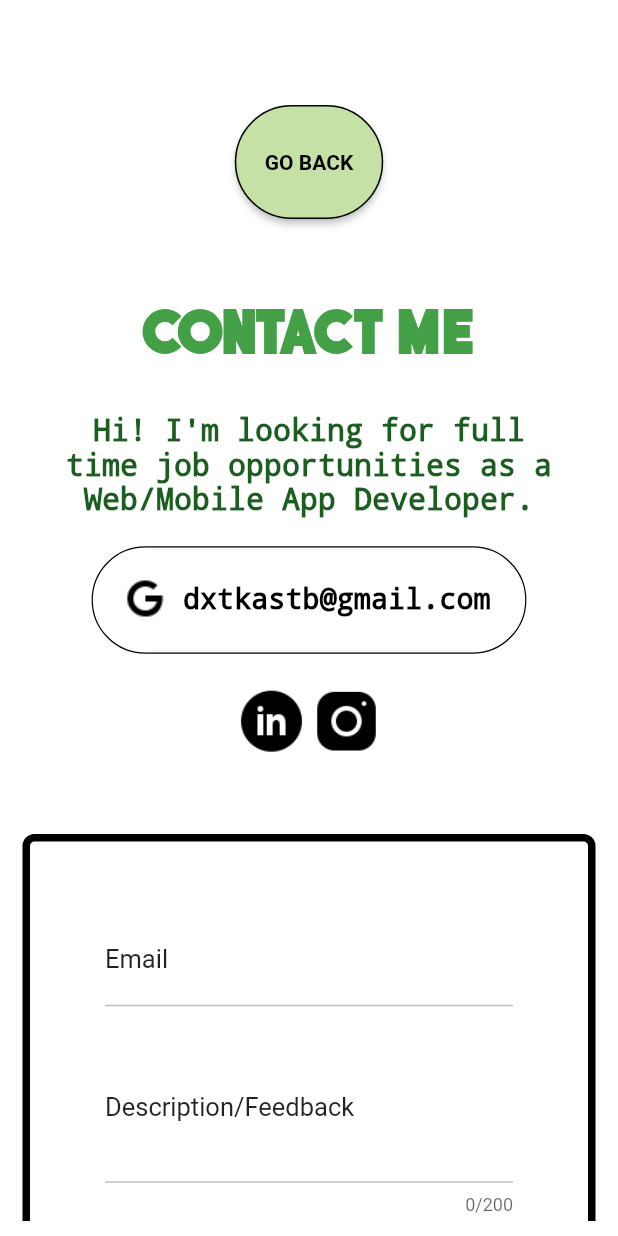
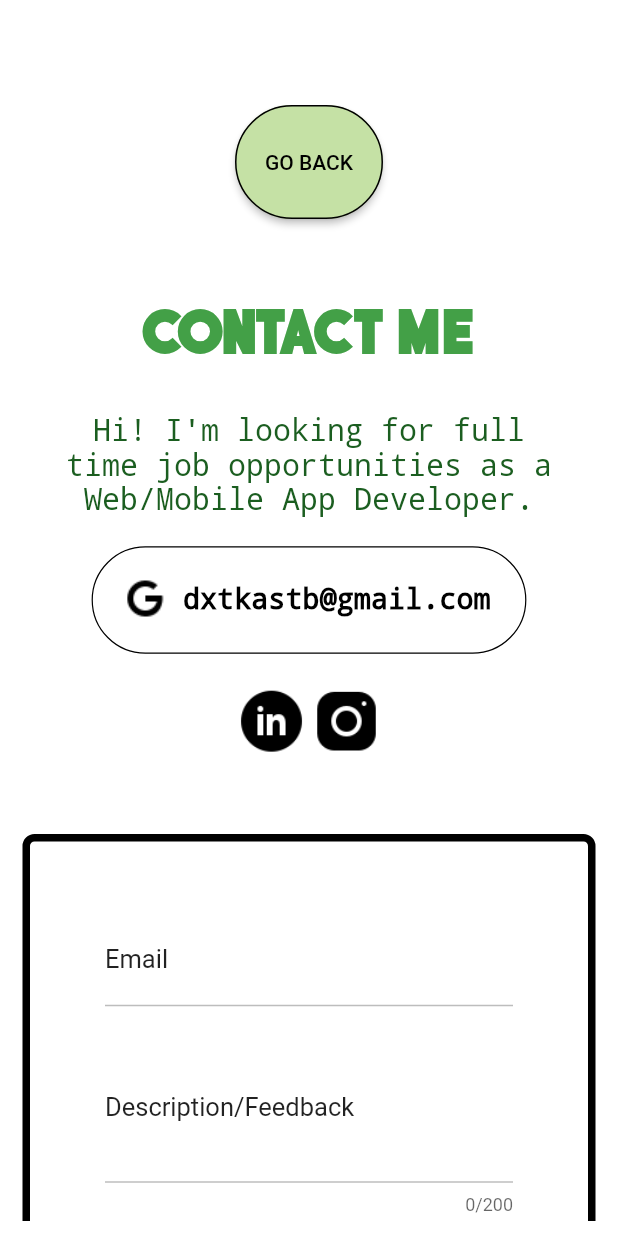
Before and after one commit to DXTkastb/portfolio, a Flutter app: the ContactScreen screen opened by its route, on a phone screen of 412 x 824 dp. Run offline on Flutter 3.47's test engine with Material 2 defaults, Android fonts, the phone set to English and light mode, and no system bars; our stand-ins replace email_validator, youtube_player_iframe; missing offline and left inert: universal_html.

Commit message:
updated global ui/text

```diff
--- a/lib/buttons/bar_buttons.dart
+++ b/lib/buttons/bar_buttons.dart
@@ -34,7 +34,7 @@ class BarButtons extends StatelessWidget {
         child: Text(
           insideText,
           style:
-              const TextStyle(fontWeight: FontWeight.bold, color: Colors.black,fontSize: 14),
+              const TextStyle(fontStyle: FontStyle.normal, color: Colors.black,fontSize: 14),
         ));
   }
 }
@@ -53,10 +53,10 @@ class BarButtons2 extends StatelessWidget {
     return ElevatedButton(
         onPressed: onpressed,
         style: ButtonStyle(
-            backgroundColor: MaterialStateProperty.resolveWith((states) => Colors.teal.shade300),
+            backgroundColor: MaterialStateProperty.all(Colors.teal.shade300),
             // const Color.fromRGBO(85, 132, 172, 1.0)),
-            padding: MaterialStateProperty.resolveWith((states) =>
-            const EdgeInsets.all(30)),
+            padding: MaterialStateProperty.all( const EdgeInsets.all(30))
+           ,
             shape: MaterialStateProperty.resolveWith((states) =>
                 RoundedRectangleBorder(
                     borderRadius: BorderRadius.circular(55),
--- a/lib/buttons/resumebutton.dart
+++ b/lib/buttons/resumebutton.dart
@@ -48,7 +48,7 @@ class ResumeButton extends StatelessWidget {
             Text(
               text,
               style: TextStyle(
-                  fontSize: 17, fontWeight: FontWeight.w900, color: textcolor),
+                  fontSize: 17, fontWeight: FontWeight.w700, color: textcolor,),
             ),
             getico(open)
           ]),
--- a/lib/contact/contactScreen.dart
+++ b/lib/contact/contactScreen.dart
@@ -56,6 +56,7 @@ class ContactScreen extends StatelessWidget {
                               'Hi! I\'m looking for full time job opportunities as a Web/Mobile App Developer.',
                               textAlign: TextAlign.center,
                               style: TextStyle(
+                                fontWeight: FontWeight.w500,
                                 fontSize: 20,
                                 color: Colors.green.shade900,
                                 decoration: TextDecoration.none,
@@ -84,9 +85,7 @@ class ContactScreen extends StatelessWidget {
                                   'dxtkastb@gmail.com',
                                   style: TextStyle(
                                     color: Color.fromRGBO(0, 0, 0, 1.0),
-                                    fontSize: 19,
-                                    decoration: TextDecoration.none,
-                                    fontWeight: FontWeight.w900,
+                                    fontSize: 19, fontWeight: FontWeight.w700,decoration: TextDecoration.none,
                                   ),
                                 ),
                               ],
--- a/lib/main.dart
+++ b/lib/main.dart
@@ -21,6 +21,7 @@ class MyApp extends StatelessWidget {
   Widget build(BuildContext context) {
     // TODO: implement build
     return MaterialApp(
+      theme: ThemeData(fontFamily: 'Roboto'),
       debugShowCheckedModeBanner: false,
       home: const HomeScreenBlock(),
       routes: {
--- a/lib/projects/projectcard.dart
+++ b/lib/projects/projectcard.dart
@@ -54,10 +54,10 @@ class HeroTransitionWidget extends StatelessWidget {
                 padding: const EdgeInsets.only(bottom: 20),
                 child: Text(project.name,
                     style: TextStyle(
-                      fontWeight: FontWeight.w500,
+                      fontWeight: FontWeight.w400,
                       decoration: TextDecoration.none,
                       color: Colors.blueGrey.shade700,
-                      fontSize: 32,
+                      fontSize: 33,
                     ))),
             Padding(
                 padding: const EdgeInsets.only(bottom: 20, right: 30),
@@ -160,7 +160,7 @@ class StackClip extends StatelessWidget {
         input,
         style: const TextStyle(
           color: Colors.white,
-          fontWeight: FontWeight.w100,
+          fontWeight: FontWeight.w500,
           fontSize: 14,
           decoration: TextDecoration.none,
         ),
--- a/lib/projects/projectpage.dart
+++ b/lib/projects/projectpage.dart
@@ -32,7 +32,7 @@ class ProjectPage extends StatelessWidget {
                   child: VideoPlayer(project.demo_url)),
               Container(
                 height: 580,
-                padding: const EdgeInsets.only(left: 30,top: 15),
+                padding: const EdgeInsets.only(left: 30,top: 15,right: 30),
                 child: Column(
                   mainAxisAlignment: MainAxisAlignment.spaceEvenly,
                   crossAxisAlignment: CrossAxisAlignment.center,
```
Also changed, not shown: pubspec.yaml (+6 -3 lines), fonts/Roboto-Bold.ttf (added), fonts/Roboto-Light.ttf (added), fonts/Roboto-Medium.ttf (added), fonts/Roboto-Regular.ttf (added), fonts/timeline.ttf (deleted).
